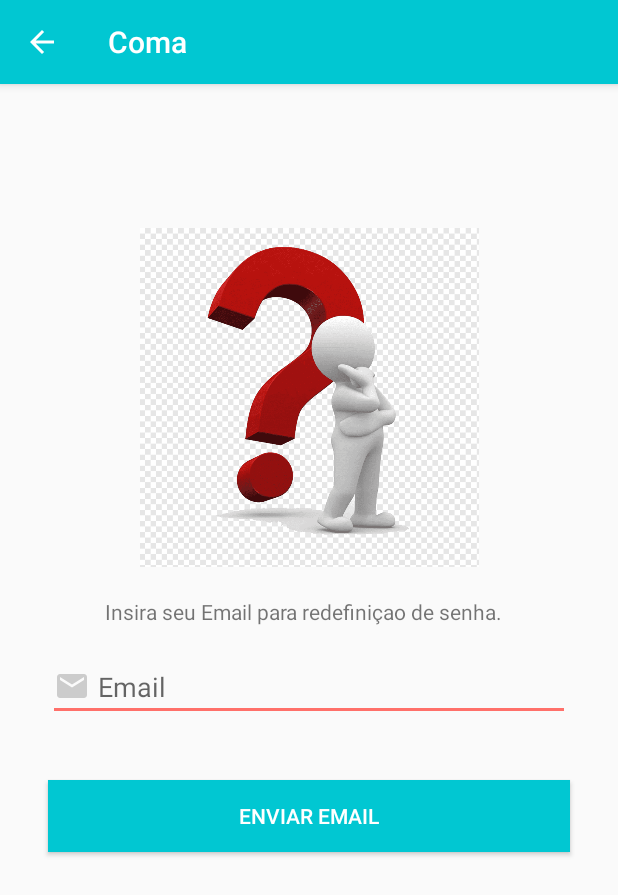
After one commit to TalesParisotto/ProjetoComa, an Android app: the RedefinirSenhaActivity screen opened directly, with no data from a screen before it, on a phone screen of 412 x 824 dp. The commit adds this screen. Shown: the top 895 px of the screen. Run offline under Robolectric (Android 15) with nearby library versions, the phone set to English and light mode, and no system bars; our stand-ins replace Firebase (no records; nobody signed in at launch, a user with empty details on screens opened directly).

Commit message:
Adição da funcionalidade de recuperaçao de senha,adição de botão voltar nas telas necessarias e limitação do tamanho dos campos editaveis.

```diff
--- a/app/src/main/AndroidManifest.xml
+++ b/app/src/main/AndroidManifest.xml
@@ -9,7 +9,8 @@
         android:roundIcon="@mipmap/ic_launcher_round"
         android:supportsRtl="true"
         android:theme="@style/AppTheme">
-        <activity android:name=".activity.EditarDepartamentoActivity"></activity>
+        <activity android:name=".activity.RedefinirSenhaActivity"></activity>
+        <activity android:name=".activity.EditarDepartamentoActivity" />
         <activity android:name=".activity.DepartamentoActivity" />
         <activity
             android:name=".activity.MainActivity"
--- /dev/null
+++ b/app/src/main/java/com/example/labengenharia/coma/activity/RedefinirSenhaActivity.java
@@ -0,0 +1,67 @@
+package com.example.labengenharia.coma.activity;
+
+import android.app.ActionBar;
+import android.content.Intent;
+import android.support.annotation.NonNull;
+import android.support.v7.app.AppCompatActivity;
+import android.os.Bundle;
+import android.view.Menu;
+import android.view.MenuItem;
+import android.view.View;
+import android.widget.EditText;
+import android.widget.Toast;
+
+import com.example.labengenharia.coma.R;
+import com.google.android.gms.tasks.OnCompleteListener;
+import com.google.android.gms.tasks.Task;
+import com.google.firebase.auth.FirebaseAuth;
+
+public class RedefinirSenhaActivity extends AppCompatActivity {
+
+    private EditText editEmailRedefinir;
+
+    @Override
+    protected void onCreate(Bundle savedInstanceState) {
+        super.onCreate(savedInstanceState);
+        setContentView(R.layout.activity_redefinir_senha);
+        getSupportActionBar().setDisplayHomeAsUpEnabled(true);
+
+        editEmailRedefinir = findViewById(R.id.editEmailRedefinir);
+    }
+
+    public void enviarEmailRedefinirSenha(View view){
+        FirebaseAuth auth = FirebaseAuth.getInstance();
+
+        auth.sendPasswordResetEmail(editEmailRedefinir.getText().toString())
+                .addOnCompleteListener(new OnCompleteListener<Void>() {
+                    @Override
+                    public void onComplete(@NonNull Task<Void> task) {
+                        if (task.isSuccessful()) {
+                            Toast.makeText(RedefinirSenhaActivity.this,
+                                    "Email emviado para redefinição de senha.",
+                                    Toast.LENGTH_LONG).show();
+                        } else {
+                            Toast.makeText(RedefinirSenhaActivity.this,
+                                    "Erro ao enviar email.",
+                                    Toast.LENGTH_LONG).show();
+                        }
+                    }
+                });
+        finish();
+    }
+
+    @Override
+    public boolean onOptionsItemSelected(MenuItem item) {
+        switch (item.getItemId()) {
+            case android.R.id.home:
+                finish();
+                return true;
+        }
+
+        return super.onOptionsItemSelected(item);
+    }
+
+    public boolean onCreateOptionsMenu(Menu menu) {
+        return true;
+    }
+}
--- a/app/src/main/res/layout/activity_departamento.xml
+++ b/app/src/main/res/layout/activity_departamento.xml
@@ -15,6 +15,7 @@
         android:ems="10"
         android:hint="Departamento:"
         android:inputType="text"
+        android:maxLength="25"
         app:layout_constraintEnd_toEndOf="parent"
         app:layout_constraintStart_toStartOf="parent"
         app:layout_constraintTop_toTopOf="parent" />
--- a/app/src/main/res/layout/activity_despesas.xml
+++ b/app/src/main/res/layout/activity_despesas.xml
@@ -84,7 +84,8 @@
             android:id="@+id/editDescricao"
             android:layout_width="match_parent"
             android:layout_height="wrap_content"
-            android:hint="ex: Bombom recheado" />
+            android:hint="ex: Bombom recheado"
+            android:maxLength="100" />
     </android.support.design.widget.TextInputLayout>
 
     <android.support.design.widget.FloatingActionButton
--- a/app/src/main/res/layout/activity_editar_departamento.xml
+++ b/app/src/main/res/layout/activity_editar_departamento.xml
@@ -15,6 +15,7 @@
         android:ems="10"
         android:hint="Departamento:"
         android:inputType="text"
+        android:maxLength="25"
         app:layout_constraintEnd_toEndOf="parent"
         app:layout_constraintStart_toStartOf="parent"
         app:layout_constraintTop_toTopOf="parent" />
--- a/app/src/main/res/layout/activity_receitas.xml
+++ b/app/src/main/res/layout/activity_receitas.xml
@@ -84,7 +84,8 @@
             android:id="@+id/editDescricao"
             android:layout_width="match_parent"
             android:layout_height="wrap_content"
-            android:hint="ex: Bombom recheado" />
+            android:hint="ex: Bombom recheado"
+            android:maxLength="100" />
     </android.support.design.widget.TextInputLayout>
 
     <android.support.design.widget.FloatingActionButton
--- /dev/null
+++ b/app/src/main/res/layout/activity_redefinir_senha.xml
@@ -0,0 +1,70 @@
+<?xml version="1.0" encoding="utf-8"?>
+<android.support.constraint.ConstraintLayout xmlns:android="http://schemas.android.com/apk/res/android"
+    xmlns:app="http://schemas.android.com/apk/res-auto"
+    xmlns:tools="http://schemas.android.com/tools"
+    android:layout_width="match_parent"
+    android:layout_height="match_parent"
+    tools:context=".activity.RedefinirSenhaActivity">
+
+    <Button
+        android:id="@+id/buttonRedefinir"
+        android:layout_width="0dp"
+        android:layout_height="wrap_content"
+        android:layout_marginStart="32dp"
+        android:layout_marginLeft="32dp"
+        android:layout_marginEnd="32dp"
+        android:layout_marginRight="32dp"
+        android:layout_marginBottom="256dp"
+        android:background="@color/colorPrimary"
+        android:onClick="enviarEmailRedefinirSenha"
+        android:text="enviar email"
+        android:textColor="@android:color/white"
+        app:layout_constraintBottom_toBottomOf="parent"
+        app:layout_constraintEnd_toEndOf="parent"
+        app:layout_constraintStart_toStartOf="parent"
+        app:layout_constraintTop_toBottomOf="@+id/editEmailRedefinir" />
+
+    <EditText
+        android:id="@+id/editEmailRedefinir"
+        android:layout_width="0dp"
+        android:layout_height="wrap_content"
+        android:layout_marginStart="32dp"
+        android:layout_marginLeft="32dp"
+        android:layout_marginEnd="32dp"
+        android:layout_marginRight="32dp"
+        android:layout_marginBottom="39dp"
+        android:drawableLeft="@drawable/ic_email_cinza_24dp"
+        android:drawablePadding="5dp"
+        android:ems="10"
+        android:hint="Email"
+        android:inputType="textEmailAddress"
+        android:maxLength="50"
+        app:layout_constraintBottom_toTopOf="@+id/buttonRedefinir"
+        app:layout_constraintEnd_toEndOf="parent"
+        app:layout_constraintStart_toStartOf="parent"
+        app:layout_constraintTop_toBottomOf="@+id/textComoRedefinir" />
+
+    <ImageView
+        android:id="@+id/imageView4"
+        android:layout_width="500px"
+        android:layout_height="0dp"
+        android:layout_marginTop="96dp"
+        android:layout_marginBottom="20dp"
+        app:layout_constraintBottom_toTopOf="@+id/textComoRedefinir"
+        app:layout_constraintEnd_toEndOf="parent"
+        app:layout_constraintStart_toStartOf="parent"
+        app:layout_constraintTop_toTopOf="parent"
+        app:srcCompat="@drawable/interrogacao" />
+
+    <TextView
+        android:id="@+id/textComoRedefinir"
+        android:layout_width="wrap_content"
+        android:layout_height="wrap_content"
+        android:layout_marginStart="38dp"
+        android:layout_marginLeft="38dp"
+        android:layout_marginBottom="18dp"
+        android:text="Insira seu Email para redefiniçao de senha."
+        app:layout_constraintBottom_toTopOf="@+id/editEmailRedefinir"
+        app:layout_constraintStart_toStartOf="@+id/editEmailRedefinir"
+        app:layout_constraintTop_toBottomOf="@+id/imageView4" />
+</android.support.constraint.ConstraintLayout>
```
Also changed, not shown: app/src/main/java/com/example/labengenharia/coma/activity/CadastroActivity.java (+18 -0 lines), app/src/main/java/com/example/labengenharia/coma/activity/DepartamentoActivity.java (+18 -0 lines), app/src/main/java/com/example/labengenharia/coma/activity/EditarDepartamentoActivity.java (+17 -0 lines), app/src/main/java/com/example/labengenharia/coma/activity/LoginActivity.java (+23 -0 lines), app/src/main/res/layout/activity_cadastro.xml (+8 -5 lines), app/src/main/res/layout/activity_login.xml (+17 -3 lines), app/src/main/res/drawable/interrogacao.png (added).
